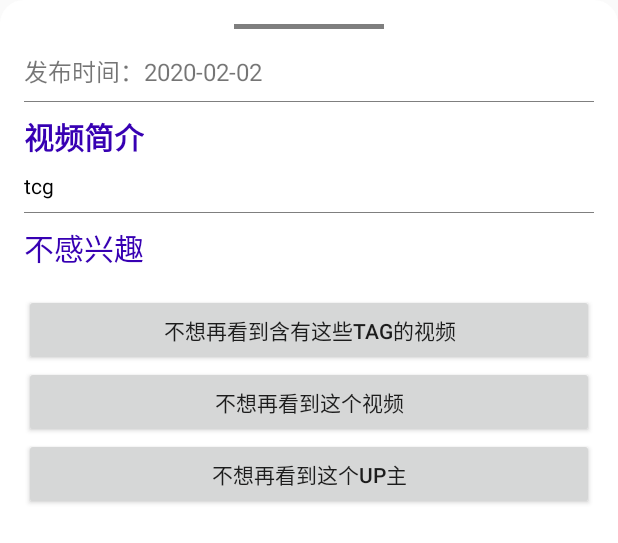
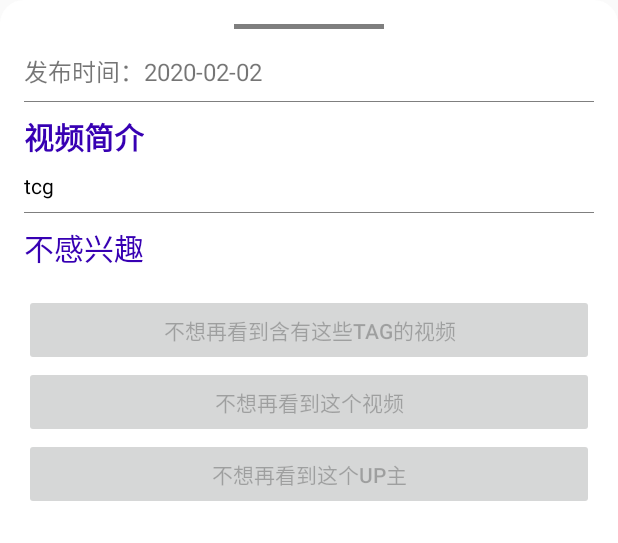
Before and after one commit to YenalyLiew/AsAsFans, an Android app: the layout dialog_video_show.xml on its own in the app's theme, with its tools: preview values and no code run, on a phone screen of 412 x 824 dp. Shown: the top 543 px of the screen. Run offline under Robolectric (Android 15) with nearby library versions, the phone set to English and light mode, and no system bars; plain views replace ExpandableTextView; network calls fail.

Commit message:
bug fixes.

```diff
--- a/app/src/main/res/layout/dialog_video_show.xml
+++ b/app/src/main/res/layout/dialog_video_show.xml
@@ -54,14 +54,14 @@
                 android:id="@+id/video_introduction"
                 android:layout_width="match_parent"
                 android:layout_height="wrap_content"
-                android:textSize="14sp"
                 android:ellipsize="end"
                 android:textColor="@color/text_color"
+                android:textSize="14sp"
                 app:etv_ToExpandHint="@string/more"
+                app:etv_ToExpandHintColor="#0089CD"
                 app:etv_ToShrinkHint="@string/collapse"
-                app:etv_ToExpandHintColor="#0089CD"
                 app:etv_ToShrinkHintColor="#0089CD"
-                tools:text="tcg"/>
+                tools:text="tcg" />
 
 
             <View
@@ -94,18 +94,21 @@
                 android:id="@+id/no_this_tag"
                 android:layout_width="match_parent"
                 android:layout_height="wrap_content"
+                android:enabled="false"
                 android:text="@string/fuck_off_this_tag" />
 
             <Button
                 android:id="@+id/no_this_video"
                 android:layout_width="match_parent"
                 android:layout_height="wrap_content"
+                android:enabled="false"
                 android:text="@string/fuck_off_this_video" />
 
             <Button
                 android:id="@+id/no_this_up"
                 android:layout_width="match_parent"
                 android:layout_height="wrap_content"
+                android:enabled="false"
                 android:text="@string/fuck_off_this_up" />
         </LinearLayout>
 
--- a/app/src/main/res/xml/root_preferences.xml
+++ b/app/src/main/res/xml/root_preferences.xml
@@ -4,6 +4,7 @@
     <PreferenceCategory app:title="@string/general">
         <Preference
             app:icon="@drawable/ic_baseline_block_24"
+            app:isPreferenceVisible="false"
             app:key="black_list"
             app:title="@string/black_list_manage" />
         <ListPreference
--- a/module-support/src/main/java/com/fairhr/module_support/web/KSWebViewClient.java
+++ b/module-support/src/main/java/com/fairhr/module_support/web/KSWebViewClient.java
@@ -17,6 +17,7 @@ import android.webkit.WebViewClient;
 
 
 import com.fairhr.module_support.ThreadUtils;
+import com.fairhr.module_support.utils.ContextUtil;
 import com.fairhr.module_support.utils.DeviceInfo;
 import com.fairhr.module_support.utils.LogUtil;
 
@@ -74,6 +75,7 @@ public class KSWebViewClient extends WebViewClient {
             String url = request.getUrl().toString();
             if (!url.startsWith("https:") && !url.startsWith("http:") ){
                 Intent intent = new Intent(Intent.ACTION_VIEW, Uri.parse(url));
+                intent.addFlags(Intent.FLAG_ACTIVITY_NEW_TASK);
                 mContext.startActivity(intent);
                 result = true;
             }else {
```
